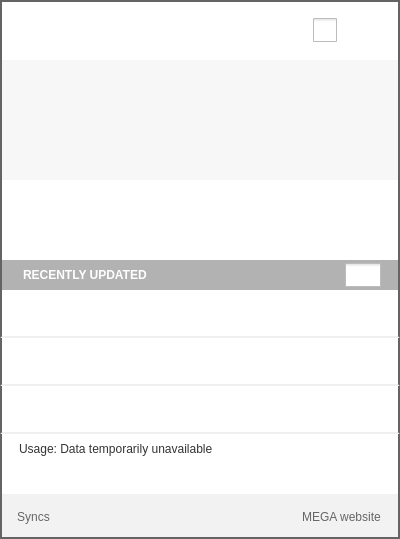
Before: the Qt Designer form Source/MEGASync/gui/win/InfoDialog.ui in meganz/MEGAsync, drawn with Qt 5.
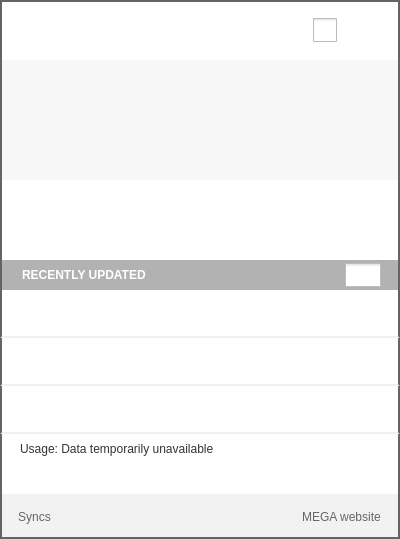
After: the same form once the commit is applied. Icons and pictures are not drawn. Custom widgets are drawn as their Qt base class.

What changed in the file:
```diff
--- a/Source/MEGASync/gui/win/InfoDialog.ui
+++ b/Source/MEGASync/gui/win/InfoDialog.ui
@@ -874,7 +874,7 @@
           <number>0</number>
          </property>
          <property name="leftMargin">
-          <number>19</number>
+          <number>18</number>
          </property>
          <property name="topMargin">
           <number>0</number>
@@ -1123,7 +1123,7 @@
           <number>0</number>
          </property>
          <property name="leftMargin">
-          <number>0</number>
+          <number>1</number>
          </property>
          <property name="topMargin">
           <number>0</number>
@@ -1256,7 +1256,7 @@
        <number>0</number>
       </property>
       <property name="leftMargin">
-       <number>17</number>
+       <number>18</number>
       </property>
       <property name="topMargin">
        <number>0</number>
```
Left out of the diff: 78 changed lines with no effect on the pictures.
